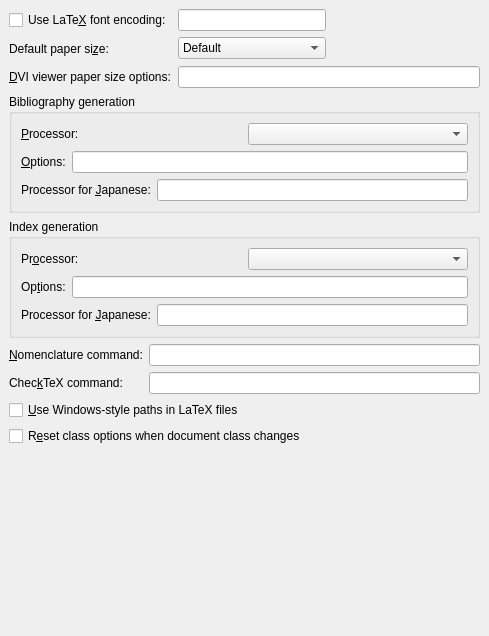
cburschka/lyx, file src/frontends/qt4/ui/PrefLatexUi.ui: the form before one commit.
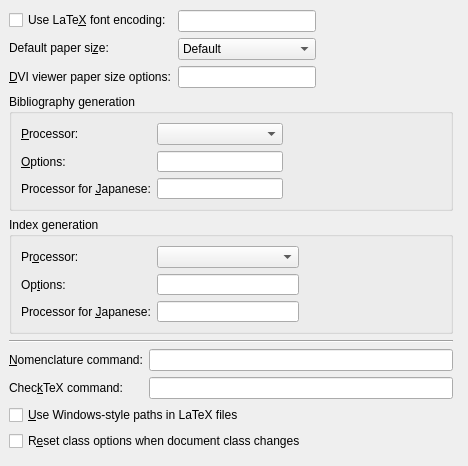
The form after the commit.

Commit message: PrefLatexUi.ui: fix alignment and spacing of the text edit fields

```diff
--- a/src/frontends/qt4/ui/PrefLatexUi.ui
+++ b/src/frontends/qt4/ui/PrefLatexUi.ui
@@ -1,27 +1,32 @@
 <ui version="4.0" >
  <class>PrefLatexUi</class>
- <widget class="QWidget" name="PrefLatexUi" >
-  <property name="geometry" >
+ <widget class="QWidget" name="PrefLatexUi">
+  <property name="geometry">
    <rect>
     <x>0</x>
     <y>0</y>
-    <width>489</width>
-    <height>636</height>
+    <width>468</width>
+    <height>466</height>
    </rect>
   </property>
   <property name="windowTitle" >
    <string/>
   </property>
-  <layout class="QGridLayout" >
-   <property name="margin" >
-    <number>9</number>
+  <widget class="QWidget" name="">
+   <property name="geometry">
+    <rect>
+     <x>9</x>
+     <y>10</y>
+     <width>444</width>
+     <height>441</height>
+    </rect>
    </property>
-   <property name="spacing" >
-    <number>6</number>
-   </property>
-   <item row="0" column="0" colspan="2" >
-    <widget class="QCheckBox" name="latexEncodingCB" >
-     <property name="toolTip" >
+   <layout class="QVBoxLayout" name="verticalLayout_2">
+    <item>
+     <layout class="QGridLayout" name="gridLayout_5">
+      <item row="0" column="0">
+       <widget class="QCheckBox" name="latexEncodingCB">
+        <property name="toolTip">
       <string>Enable if a specific font encoding (such as T1) should be used (via fontenc)</string>
      </property>
      <property name="text" >
@@ -29,32 +34,84 @@
      </property>
     </widget>
    </item>
-   <item rowspan="2" row="0" column="3" >
-    <spacer>
-     <property name="orientation" >
-      <enum>Qt::Horizontal</enum>
-     </property>
-     <property name="sizeType" >
-      <enum>QSizePolicy::Expanding</enum>
-     </property>
-     <property name="sizeHint" >
-      <size>
-       <width>121</width>
-       <height>51</height>
-      </size>
-     </property>
-    </spacer>
-   </item>
-   <item row="0" column="2" >
-    <widget class="QLineEdit" name="latexEncodingED" >
-     <property name="toolTip" >
+      <item row="0" column="1" rowspan="3">
+       <layout class="QGridLayout" name="gridLayout_4">
+        <item row="0" column="0">
+         <widget class="QLineEdit" name="latexEncodingED">
+          <property name="toolTip">
       <string>Specify the font encoding (e.g., T1).</string>
      </property>
     </widget>
    </item>
-   <item row="1" column="0" colspan="2" >
-    <widget class="QLabel" name="latexPaperSizeLA" >
-     <property name="text" >
+        <item row="1" column="0">
+         <widget class="QComboBox" name="latexPaperSizeCO">
+          <item>
+           <property name="text">
+            <string>Default</string>
+           </property>
+          </item>
+          <item>
+           <property name="text">
+            <string>US letter</string>
+           </property>
+          </item>
+          <item>
+           <property name="text">
+            <string>US legal</string>
+           </property>
+          </item>
+          <item>
+           <property name="text">
+            <string>US executive</string>
+           </property>
+          </item>
+          <item>
+           <property name="text">
+            <string>A3</string>
+           </property>
+          </item>
+          <item>
+           <property name="text">
+            <string>A4</string>
+           </property>
+          </item>
+          <item>
+           <property name="text">
+            <string>A5</string>
+           </property>
+          </item>
+          <item>
+           <property name="text">
+            <string>B5</string>
+           </property>
+          </item>
+         </widget>
+        </item>
+        <item row="2" column="0">
+         <widget class="QLineEdit" name="latexDviPaperED">
+          <property name="toolTip">
+           <string>Optional paper size flag (-paper) for some DVI viewers</string>
+          </property>
+         </widget>
+        </item>
+       </layout>
+      </item>
+      <item row="0" column="2" rowspan="3">
+       <spacer name="horizontalSpacer_3">
+        <property name="orientation">
+         <enum>Qt::Horizontal</enum>
+        </property>
+        <property name="sizeHint" stdset="0">
+         <size>
+          <width>78</width>
+          <height>58</height>
+         </size>
+        </property>
+       </spacer>
+      </item>
+      <item row="1" column="0">
+       <widget class="QLabel" name="latexPaperSizeLA">
+        <property name="text">
       <string>Default paper si&amp;ze:</string>
      </property>
      <property name="buddy" >
@@ -62,9 +119,9 @@
      </property>
     </widget>
    </item>
-   <item row="2" column="0" colspan="2" >
-    <widget class="QLabel" name="latexDviPaperLA" >
-     <property name="text" >
+      <item row="2" column="0">
+       <widget class="QLabel" name="latexDviPaperLA">
+        <property name="text">
       <string>&amp;DVI viewer paper size options:</string>
      </property>
      <property name="buddy" >
@@ -72,39 +129,20 @@
      </property>
     </widget>
    </item>
-   <item row="2" column="2" colspan="2" >
-    <widget class="QLineEdit" name="latexDviPaperED" >
-     <property name="toolTip" >
-      <string>Optional paper size flag (-paper) for some DVI viewers</string>
-     </property>
-    </widget>
-   </item>
-   <item row="3" column="0" colspan="4" >
-    <widget class="QGroupBox" name="bibtexGB" >
-     <property name="title" >
+     </layout>
+    </item>
+    <item>
+     <widget class="QGroupBox" name="bibtexGB">
+      <property name="title">
       <string>Bibliography generation</string>
      </property>
      <property name="flat" >
       <bool>true</bool>
      </property>
-     <layout class="QGridLayout" >
-      <property name="margin" >
-       <number>9</number>
-      </property>
-      <property name="spacing" >
-       <number>6</number>
-      </property>
-      <item row="0" column="0" >
-       <layout class="QHBoxLayout" >
-        <property name="margin" >
-         <number>0</number>
-        </property>
-        <property name="spacing" >
-         <number>6</number>
-        </property>
-        <item>
-         <widget class="QLabel" name="latexBibtexLA" >
-          <property name="text" >
+      <layout class="QGridLayout" name="gridLayout">
+       <item row="0" column="0">
+        <widget class="QLabel" name="latexBibtexLA">
+         <property name="text">
            <string>&amp;Processor:</string>
           </property>
           <property name="buddy" >
@@ -112,22 +150,43 @@
           </property>
          </widget>
         </item>
+       <item row="0" column="1" rowspan="3">
+        <layout class="QVBoxLayout" name="verticalLayout">
         <item>
-         <widget class="QComboBox" name="latexBibtexCO" />
+          <widget class="QComboBox" name="latexBibtexCO"/>
+         </item>
+         <item>
+          <widget class="QLineEdit" name="latexBibtexED">
+           <property name="toolTip">
+            <string>BibTeX command and options</string>
+           </property>
+          </widget>
+         </item>
+         <item>
+          <widget class="QLineEdit" name="latexJBibtexED">
+           <property name="toolTip">
+            <string>Specific BibTeX command and options for pLaTeX (Japanese)</string>
+           </property>
+          </widget>
         </item>
        </layout>
       </item>
-      <item row="1" column="0" >
-       <layout class="QHBoxLayout" >
-        <property name="margin" >
-         <number>0</number>
-        </property>
-        <property name="spacing" >
-         <number>6</number>
-        </property>
-        <item>
-         <widget class="QLabel" name="latexBibtexOptionsLA" >
-          <property name="text" >
+       <item row="0" column="2" rowspan="3">
+        <spacer name="horizontalSpacer_2">
+         <property name="orientation">
+          <enum>Qt::Horizontal</enum>
+         </property>
+         <property name="sizeHint" stdset="0">
+          <size>
+           <width>158</width>
+           <height>71</height>
+          </size>
+         </property>
+        </spacer>
+       </item>
+       <item row="1" column="0">
+        <widget class="QLabel" name="latexBibtexOptionsLA">
+         <property name="text">
            <string>&amp;Options:</string>
           </property>
           <property name="buddy" >
@@ -135,26 +194,9 @@
           </property>
          </widget>
         </item>
-        <item>
-         <widget class="QLineEdit" name="latexBibtexED" >
-          <property name="toolTip" >
-           <string>BibTeX command and options</string>
-          </property>
-         </widget>
-        </item>
-       </layout>
-      </item>
-      <item row="2" column="0" >
-       <layout class="QHBoxLayout" >
-        <property name="margin" >
-         <number>0</number>
-        </property>
-        <property name="spacing" >
-         <number>6</number>
-        </property>
-        <item>
-         <widget class="QLabel" name="latexJBibtexLA" >
-          <property name="text" >
+       <item row="2" column="0">
+        <widget class="QLabel" name="latexJBibtexLA">
+         <property name="text">
            <string>Processor for &amp;Japanese:</string>
           </property>
           <property name="buddy" >
@@ -162,44 +204,21 @@
           </property>
          </widget>
         </item>
+      </layout>
+     </widget>
+    </item>
         <item>
-         <widget class="QLineEdit" name="latexJBibtexED" >
-          <property name="toolTip" >
-           <string>Specific BibTeX command and options for pLaTeX (Japanese)</string>
-          </property>
-         </widget>
-        </item>
-       </layout>
-      </item>
-     </layout>
-    </widget>
-   </item>
-   <item row="4" column="0" colspan="4" >
-    <widget class="QGroupBox" name="indexGB" >
-     <property name="title" >
+     <widget class="QGroupBox" name="indexGB">
+      <property name="title">
       <string>Index generation</string>
      </property>
      <property name="flat" >
       <bool>true</bool>
      </property>
-     <layout class="QGridLayout" >
-      <property name="margin" >
-       <number>9</number>
-      </property>
-      <property name="spacing" >
-       <number>6</number>
-      </property>
-      <item row="0" column="0" >
-       <layout class="QHBoxLayout" >
-        <property name="margin" >
-         <number>0</number>
-        </property>
-        <property name="spacing" >
-         <number>6</number>
-        </property>
-        <item>
-         <widget class="QLabel" name="latexIndexLA" >
-          <property name="text" >
+      <layout class="QGridLayout" name="gridLayout_3">
+       <item row="0" column="0">
+        <widget class="QLabel" name="latexIndexLA">
+         <property name="text">
            <string>Pr&amp;ocessor:</string>
           </property>
           <property name="buddy" >
@@ -207,22 +226,30 @@
           </property>
          </widget>
         </item>
-        <item>
-         <widget class="QComboBox" name="latexIndexCO" />
+       <item row="0" column="1" rowspan="3">
+        <layout class="QGridLayout" name="gridLayout_2">
+         <item row="0" column="0">
+          <widget class="QComboBox" name="latexIndexCO"/>
+         </item>
+         <item row="1" column="0">
+          <widget class="QLineEdit" name="latexIndexED">
+           <property name="toolTip">
+            <string>Index command and options (makeindex, xindy)</string>
+           </property>
+          </widget>
+         </item>
+         <item row="2" column="0">
+          <widget class="QLineEdit" name="latexJIndexED">
+           <property name="toolTip">
+            <string>Specific index command and options for pLaTeX (Japanese)</string>
+           </property>
+          </widget>
         </item>
        </layout>
       </item>
-      <item row="1" column="0" >
-       <layout class="QHBoxLayout" >
-        <property name="margin" >
-         <number>0</number>
-        </property>
-        <property name="spacing" >
-         <number>6</number>
-        </property>
-        <item>
-         <widget class="QLabel" name="latexIndexOptionsLA" >
-          <property name="text" >
+       <item row="1" column="0">
+        <widget class="QLabel" name="latexIndexOptionsLA">
+         <property name="text">
            <string>Op&amp;tions:</string>
           </property>
           <property name="buddy" >
@@ -230,26 +257,9 @@
           </property>
          </widget>
         </item>
-        <item>
-         <widget class="QLineEdit" name="latexIndexED" >
-          <property name="toolTip" >
-           <string>Index command and options (makeindex, xindy)</string>
-          </property>
-         </widget>
-        </item>
-       </layout>
-      </item>
-      <item row="2" column="0" >
-       <layout class="QHBoxLayout" >
-        <property name="margin" >
-         <number>0</number>
-        </property>
-        <property name="spacing" >
-         <number>6</number>
-        </property>
-        <item>
-         <widget class="QLabel" name="latexJIndexLA" >
-          <property name="text" >
+       <item row="2" column="0">
+        <widget class="QLabel" name="latexJIndexLA">
+         <property name="text">
            <string>Processor for &amp;Japanese:</string>
           </property>
           <property name="buddy" >
@@ -257,21 +267,34 @@
           </property>
          </widget>
         </item>
-        <item>
-         <widget class="QLineEdit" name="latexJIndexED" >
-          <property name="toolTip" >
-           <string>Specific index command and options for pLaTeX (Japanese)</string>
-          </property>
-         </widget>
-        </item>
-       </layout>
-      </item>
-     </layout>
-    </widget>
-   </item>
-   <item row="5" column="0" >
-    <widget class="QLabel" name="latexNomenclLA" >
-     <property name="text" >
+       <item row="0" column="2" rowspan="3">
+        <spacer name="horizontalSpacer">
+         <property name="orientation">
+          <enum>Qt::Horizontal</enum>
+         </property>
+         <property name="sizeHint" stdset="0">
+          <size>
+           <width>118</width>
+           <height>68</height>
+          </size>
+         </property>
+        </spacer>
+       </item>
+      </layout>
+     </widget>
+    </item>
+    <item>
+     <widget class="Line" name="line">
+      <property name="orientation">
+       <enum>Qt::Horizontal</enum>
+      </property>
+     </widget>
+    </item>
+    <item>
+     <layout class="QGridLayout" name="gridLayout_6">
+      <item row="0" column="0">
+       <widget class="QLabel" name="latexNomenclLA">
+        <property name="text">
       <string>&amp;Nomenclature command:</string>
      </property>
      <property name="buddy" >
@@ -279,16 +302,16 @@
      </property>
     </widget>
    </item>
-   <item row="5" column="1" colspan="3" >
-    <widget class="QLineEdit" name="latexNomenclED" >
-     <property name="toolTip" >
+      <item row="0" column="1">
+       <widget class="QLineEdit" name="latexNomenclED">
+        <property name="toolTip">
       <string>Command and options for nomencl (usually makeindex)</string>
      </property>
     </widget>
    </item>
-   <item row="6" column="0" >
-    <widget class="QLabel" name="latexChecktexLA" >
-     <property name="text" >
+      <item row="1" column="0">
+       <widget class="QLabel" name="latexChecktexLA">
+        <property name="text">
       <string>Chec&amp;kTeX command:</string>
      </property>
      <property name="buddy" >
@@ -296,16 +319,18 @@
      </property>
     </widget>
    </item>
-   <item row="6" column="1" colspan="3" >
-    <widget class="QLineEdit" name="latexChecktexED" >
-     <property name="toolTip" >
+      <item row="1" column="1">
+       <widget class="QLineEdit" name="latexChecktexED">
+        <property name="toolTip">
       <string>CheckTeX start options and flags</string>
      </property>
     </widget>
    </item>
-   <item row="7" column="0" colspan="4" >
-    <widget class="QCheckBox" name="pathCB" >
-     <property name="enabled" >
+     </layout>
+    </item>
+    <item>
+     <widget class="QCheckBox" name="pathCB">
+      <property name="enabled">
       <bool>true</bool>
      </property>
      <property name="toolTip" >
@@ -322,9 +347,9 @@
      </property>
     </widget>
    </item>
-   <item row="8" column="0" colspan="4" >
-    <widget class="QCheckBox" name="latexAutoresetCB" >
-     <property name="toolTip" >
+    <item>
+     <widget class="QCheckBox" name="latexAutoresetCB">
+      <property name="toolTip">
       <string>Set class options to default on class change</string>
      </property>
      <property name="text" >
@@ -332,67 +357,21 @@
      </property>
     </widget>
    </item>
-   <item row="1" column="2" >
-    <widget class="QComboBox" name="latexPaperSizeCO" >
      <item>
-      <property name="text" >
-       <string>Default</string>
-      </property>
-     </item>
-     <item>
-      <property name="text" >
-       <string>US letter</string>
-      </property>
-     </item>
-     <item>
-      <property name="text" >
-       <string>US legal</string>
-      </property>
-     </item>
-     <item>
-      <property name="text" >
-       <string>US executive</string>
-      </property>
-     </item>
-     <item>
-      <property name="text" >
-       <string>A3</string>
-      </property>
-     </item>
-     <item>
-      <property name="text" >
-       <string>A4</string>
-      </property>
-     </item>
-     <item>
-      <property name="text" >
-       <string>A5</string>
-      </property>
-     </item>
-     <item>
-      <property name="text" >
-       <string>B5</string>
-      </property>
-     </item>
-    </widget>
-   </item>
-   <item row="9" column="0" colspan="4" >
-    <spacer>
-     <property name="orientation" >
+     <spacer name="verticalSpacer">
+      <property name="orientation">
       <enum>Qt::Vertical</enum>
      </property>
-     <property name="sizeType" >
-      <enum>QSizePolicy::Expanding</enum>
-     </property>
-     <property name="sizeHint" >
+      <property name="sizeHint" stdset="0">
       <size>
-       <width>409</width>
-       <height>21</height>
+        <width>20</width>
+        <height>18</height>
       </size>
      </property>
     </spacer>
    </item>
   </layout>
+  </widget>
  </widget>
  <tabstops>
   <tabstop>latexEncodingED</tabstop>
```
Left out of the diff: 40 changed lines with no effect on the pictures. Lines whose indentation alone changed are shown as unchanged.
